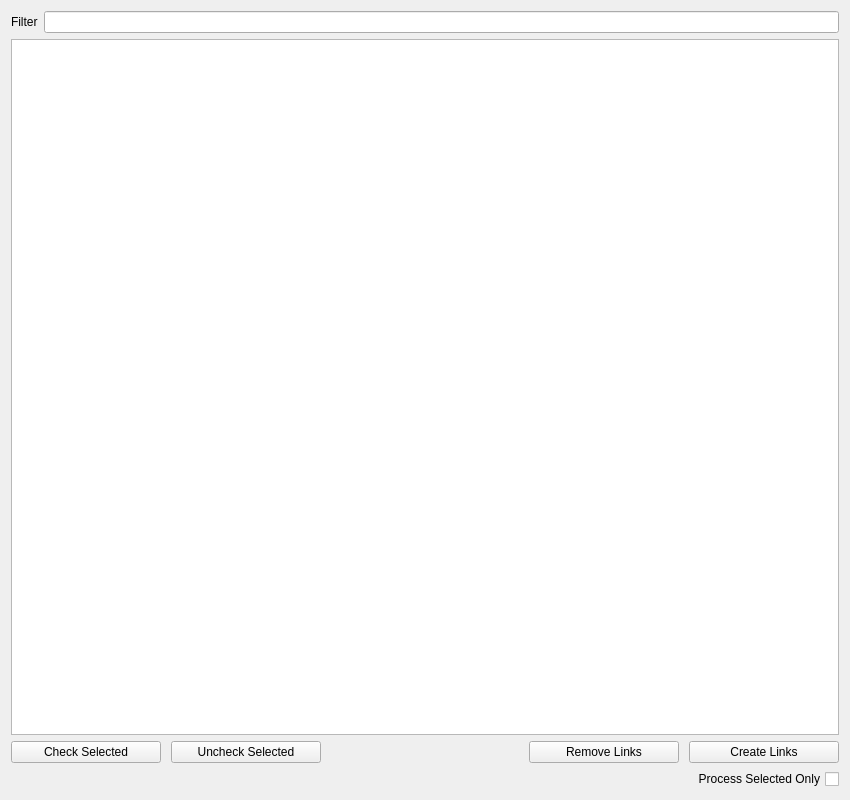
This is uiHoudiniHdaLinker.ui in mrmcdobrotny/houdiniHdaLinker as Qt 5 draws it before an edit. The edited form follows.
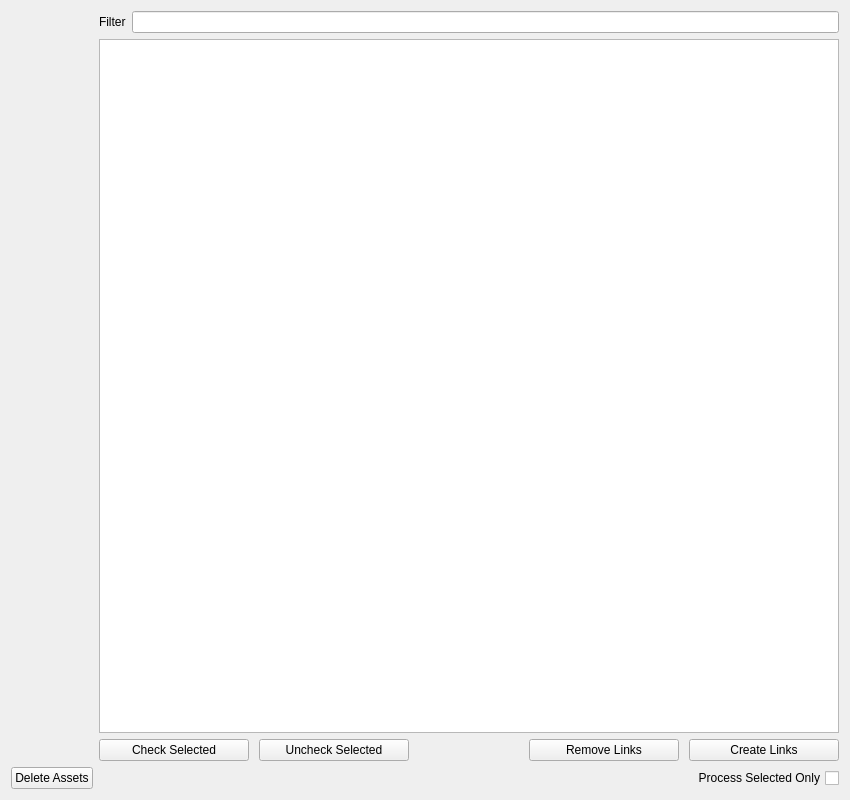
This is the edited form.

Commit message: removing and popup

What changed in the file:
```diff
--- a/uiHoudiniHdaLinker.ui
+++ b/uiHoudiniHdaLinker.ui
@@ -155,6 +155,24 @@
      </item>
     </layout>
    </item>
+   <item row="7" column="0">
+    <widget class="QPushButton" name="pushDelete">
+     <property name="maximumSize">
+      <size>
+       <width>500</width>
+       <height>100</height>
+      </size>
+     </property>
+     <property name="font">
+      <font>
+       <pointsize>9</pointsize>
+      </font>
+     </property>
+     <property name="text">
+      <string>Delete Assets</string>
+     </property>
+    </widget>
+   </item>
   </layout>
  </widget>
  <resources/>
```
The commit also changes 2 other files.
